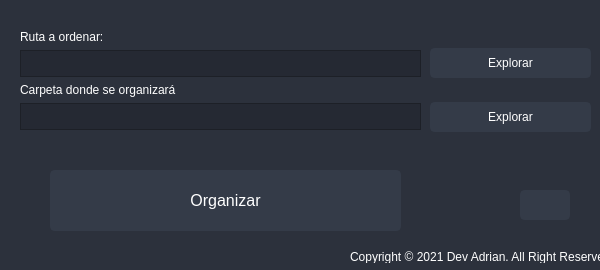
corzelito/TheOrganizer, file ui/mainWindow.ui: the form before one commit.
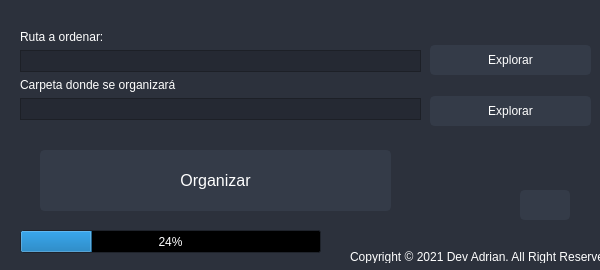
The form after the commit. Icons and pictures are not drawn.

Diff of the .ui file:
```diff
--- a/ui/mainWindow.ui
+++ b/ui/mainWindow.ui
@@ -453,8 +453,8 @@
             <widget class="QPushButton" name="organizeButton">
                 <property name="geometry">
                     <rect>
-                        <x>50</x>
-                        <y>170</y>
+      <x>40</x>
+      <y>150</y>
                         <width>351</width>
                         <height>61</height>
                     </rect>
@@ -857,13 +857,13 @@
                     <string>Copyright © 2021 Dev Adrian. All Right Reserved</string>
                 </property>
             </widget>
-            <widget class="QWidget" name="">
+   <widget class="QWidget" name="layoutWidget">
                 <property name="geometry">
                     <rect>
                         <x>20</x>
                         <y>30</y>
                         <width>401</width>
-                        <height>101</height>
+      <height>91</height>
                     </rect>
                 </property>
                 <layout class="QVBoxLayout" name="verticalLayout">
@@ -1742,13 +1742,13 @@
                     </item>
                 </layout>
             </widget>
-            <widget class="QWidget" name="">
+   <widget class="QWidget" name="layoutWidget">
                 <property name="geometry">
                     <rect>
                         <x>430</x>
                         <y>30</y>
                         <width>161</width>
-                        <height>121</height>
+      <height>111</height>
                     </rect>
                 </property>
                 <layout class="QVBoxLayout" name="verticalLayout_2">
@@ -2207,6 +2207,25 @@
                     </item>
                 </layout>
             </widget>
+   <widget class="QProgressBar" name="progressBar">
+    <property name="enabled">
+     <bool>true</bool>
+    </property>
+    <property name="geometry">
+     <rect>
+      <x>20</x>
+      <y>230</y>
+      <width>301</width>
+      <height>23</height>
+     </rect>
+    </property>
+    <property name="value">
+     <number>24</number>
+    </property>
+    <property name="textVisible">
+     <bool>true</bool>
+    </property>
+   </widget>
         </widget>
     </widget>
     <tabstops>
```
Left out of the diff: 14 changed lines with no effect on the pictures. Lines whose indentation alone changed are shown as unchanged.
